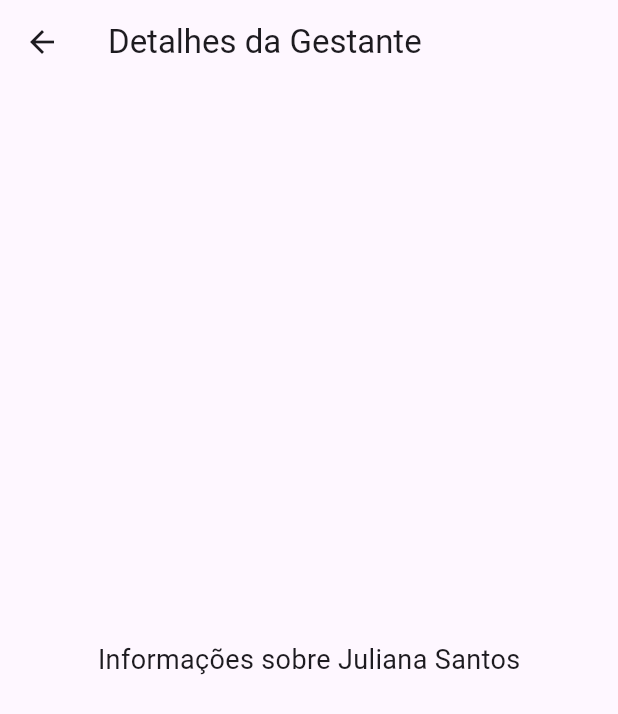
After one commit to nullbyte-tecnology/angels-app, a Flutter app: the screen it shows after launch, after a tap on "Juliana Santos", on a phone screen of 412 x 824 dp. The commit adds this screen. Shown: the top 714 px of the screen. Run offline on Flutter 3.47's test engine with Material 3 defaults, Android fonts, the phone set to English and light mode, and no system bars; our stand-ins replace device_preview, mask_text_input_formatter.

Commit message:
feat: transforma o card de gestante em um botão que direciona para a página de detalhes da gestante

```diff
--- /dev/null
+++ b/angels_app/lib/pages/gestante/detalhes_gestante.dart
@@ -0,0 +1,22 @@
+import 'package:flutter/material.dart';
+
+class DetalhesGestante extends StatelessWidget {
+  final String nome;
+
+  DetalhesGestante({required this.nome});
+
+  @override
+  Widget build(BuildContext context) {
+    return Scaffold(
+      appBar: AppBar(
+        title: Text('Detalhes da Gestante'),
+      ),
+      body: Center(
+        child: Text(
+          'Informações sobre ${nome}',
+          style: TextStyle(fontSize: 18.0),
+        ),
+      ),
+    );
+  }
+}
--- a/angels_app/lib/widgets/card_gestante.dart
+++ b/angels_app/lib/widgets/card_gestante.dart
@@ -1,3 +1,4 @@
+import 'package:angels_app/pages/gestante/detalhes_gestante.dart';
 import 'package:flutter/material.dart';
 
 class CardGestante extends StatelessWidget {
@@ -40,7 +41,13 @@ class CardGestante extends StatelessWidget {
         break;
     }
 
-    return Container(
+    return GestureDetector(
+      onTap: () {
+        Navigator.of(context).push(
+          MaterialPageRoute(builder: (context) => DetalhesGestante(nome: nome)),
+        );
+      },
+      child: Container(
         padding: const EdgeInsets.all(16.0),
         margin: const EdgeInsets.symmetric(horizontal: 16.0, vertical: 10.0),
         decoration: BoxDecoration(
@@ -142,6 +149,7 @@ class CardGestante extends StatelessWidget {
             ),
           ],
         ),
+      ),
     );
   }
 }
```
Lines whose indentation alone changed are shown as unchanged.
